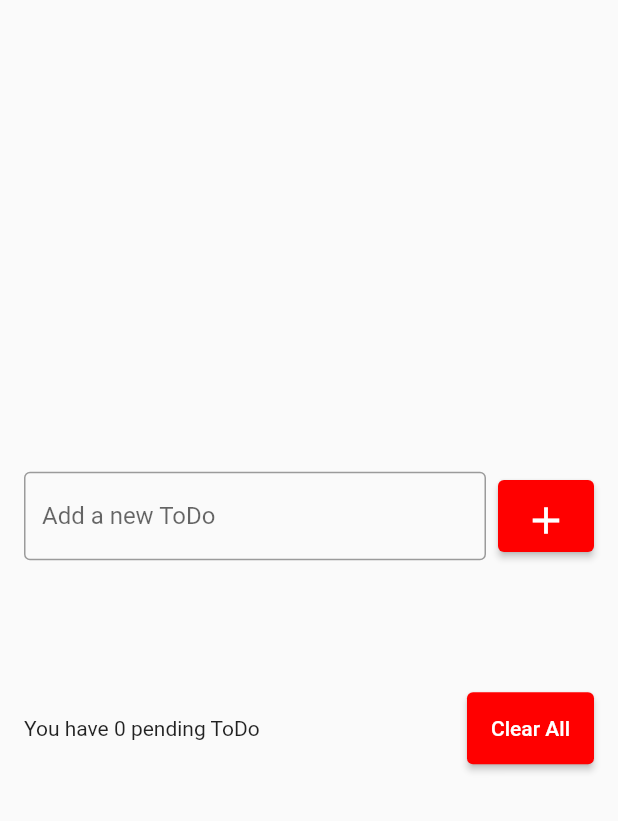
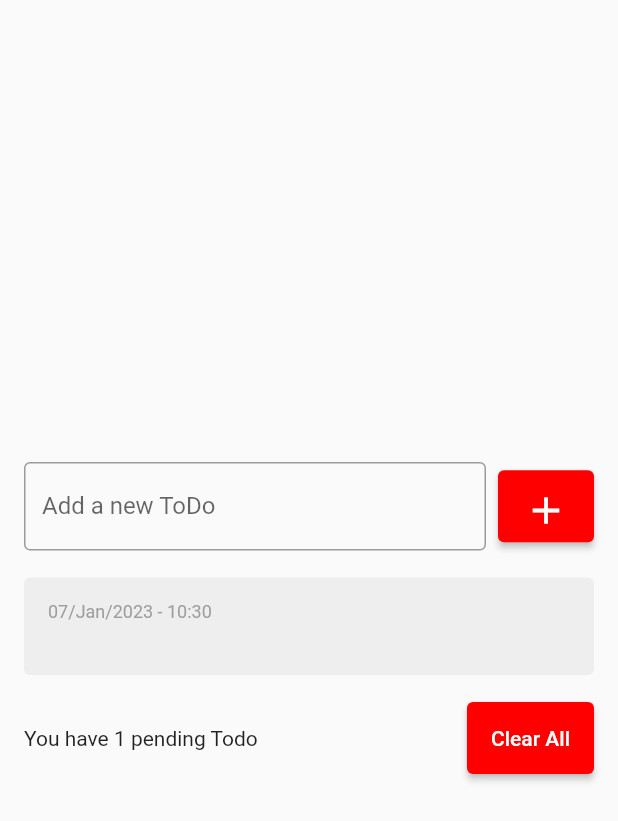
Before and after one commit to felipecastrosales/todo_app, a Flutter app: the screen it shows after launch, after a tap on the "add" icon, on a phone screen of 412 x 824 dp. Shown: the top 821 px of the screen. Run offline on Flutter 3.47's test engine with Material 2 defaults, Android fonts, the phone set to English and light mode, and no system bars; drawn by our look-alikes of flutter_slidable.

Commit message:
chore: update behaviours from todo app with packages and methods

```diff
--- /dev/null
+++ b/lib/models/todo.dart
@@ -0,0 +1,9 @@
+class Todo {
+  Todo({
+    required this.title,
+    required this.date,
+  });
+
+  final String title;
+  final DateTime date;
+}
--- a/lib/pages/todo_list_page.dart
+++ b/lib/pages/todo_list_page.dart
@@ -1,4 +1,6 @@
 import 'package:flutter/material.dart';
+import 'package:todo_app/models/todo.dart';
+import 'package:todo_app/widgets/todo_list_item.dart';
 
 class TodoListPage extends StatefulWidget {
   const TodoListPage({super.key});
@@ -10,14 +12,16 @@ class TodoListPage extends StatefulWidget {
 class _TodoListPageState extends State<TodoListPage> {
   final TextEditingController todoController = TextEditingController();
 
-  final List<String> todos = [];
+  final List<Todo> todos = [];
+  Todo? deletedTodo;
+  int? deletedTodoIndex;
 
   @override
   Widget build(BuildContext context) {
     return Scaffold(
       body: Center(
         child: Padding(
-          padding: const EdgeInsets.symmetric(horizontal: 16),
+          padding: const EdgeInsets.all(16),
           child: Column(
             mainAxisAlignment: MainAxisAlignment.center,
             children: [
@@ -33,7 +37,12 @@ class _TodoListPageState extends State<TodoListPage> {
                       ),
                       onSubmitted: (String text) {
                         setState(() {
-                          todos.add(text);
+                          todos.add(
+                            Todo(
+                              title: text,
+                              date: DateTime.now(),
+                            ),
+                          );
                         });
                         todoController.clear();
                       },
@@ -44,7 +53,12 @@ class _TodoListPageState extends State<TodoListPage> {
                     onPressed: () {
                       String text = todoController.text;
                       setState(() {
-                        todos.add(text);
+                        todos.add(
+                          Todo(
+                            title: text,
+                            date: DateTime.now(),
+                          ),
+                        );
                       });
                       todoController.clear();
                     },
@@ -65,16 +79,12 @@ class _TodoListPageState extends State<TodoListPage> {
                 child: ListView(
                   shrinkWrap: true,
                   children: [
-                    for (String todo in todos)
-                      ListTile(
-                        title: Text(
-                          todo,
-                          style: const TextStyle(
-                            fontSize: 18,
-                            color: Color(0xFF000000),
-                          ),
-                        ),
-                        onTap: () {},
+                    for (Todo todo in todos)
+                      TodoListItem(
+                        todo: todo,
+                        onDelete: (Todo todo) {
+                          onDelete(todo);
+                        },
                       ),
                   ],
                 ),
@@ -82,14 +92,14 @@ class _TodoListPageState extends State<TodoListPage> {
               const SizedBox(height: 16),
               Row(
                 children: [
-                  const Expanded(
+                  Expanded(
                     child: Text(
-                      'You have 0 pending ToDo',
+                      'You have ${todos.length} pending Todo',
                     ),
                   ),
                   const SizedBox(width: 8),
                   ElevatedButton(
-                    onPressed: () {},
+                    onPressed: showDeleteTodosConfirmationDialog,
                     style: ElevatedButton.styleFrom(
                       backgroundColor: const Color(0xFFFF0000),
                       padding: const EdgeInsets.all(16),
@@ -106,4 +116,83 @@ class _TodoListPageState extends State<TodoListPage> {
       ),
     );
   }
+
+  void onDelete(Todo todo) {
+    deletedTodo = todo;
+    deletedTodoIndex = todos.indexOf(todo);
+
+    setState(() {
+      todos.remove(todo);
+    });
+
+    ScaffoldMessenger.of(context).clearSnackBars();
+    ScaffoldMessenger.of(context).showSnackBar(
+      SnackBar(
+        duration: const Duration(seconds: 4),
+        backgroundColor: Colors.white,
+        content: Text(
+          "ToDo '${todo.title}' deleted",
+          style: TextStyle(
+            color: Colors.grey[800],
+          ),
+        ),
+        action: SnackBarAction(
+          label: 'Undo',
+          textColor: const Color(0xFFFF0000),
+          onPressed: () {
+            todos.insert(
+              deletedTodoIndex as int,
+              deletedTodo as Todo,
+            );
+          },
+        ),
+      ),
+    );
+  }
+
+  void showDeleteTodosConfirmationDialog() {
+    showDialog(
+      context: context,
+      builder: (BuildContext context) {
+        return AlertDialog(
+          title: const Text('Clear All'),
+          content: const Text('Are you sure you want to clear all ToDos?'),
+          actions: [
+            TextButton(
+              style: TextButton.styleFrom(
+                foregroundColor: Colors.grey[800],
+              ),
+              onPressed: () {
+                Navigator.of(context).pop();
+              },
+              child: const Text(
+                'Cancel',
+                style: TextStyle(
+                  color: Colors.blue,
+                ),
+              ),
+            ),
+            TextButton(
+              onPressed: () {
+                Navigator.of(context).pop();
+                deleteAllTodos();
+              },
+              child: const Text(
+                'Clear',
+                style: TextStyle(
+                  color: Colors.red,
+                ),
+              ),
+            ),
+          ],
+        );
+      },
+    );
+  }
+
+  void deleteAllTodos() {
+    setState(() {
+      todos.clear();
+    });
+  }
 }
--- /dev/null
+++ b/lib/widgets/todo_list_item.dart
@@ -0,0 +1,74 @@
+import 'package:flutter/material.dart';
+import 'package:flutter_slidable/flutter_slidable.dart';
+import 'package:intl/intl.dart';
+
+import 'package:todo_app/models/todo.dart';
+
+class TodoListItem extends StatelessWidget {
+  const TodoListItem({
+    super.key,
+    required this.todo,
+    required this.onDelete,
+  });
+
+  final Todo todo;
+  final Function(Todo) onDelete;
+
+  @override
+  Widget build(BuildContext context) {
+    return Padding(
+      padding: const EdgeInsets.symmetric(vertical: 2),
+      child: Slidable(
+        endActionPane: ActionPane(
+          motion: const ScrollMotion(),
+          children: [
+            SlidableAction(
+              icon: Icons.delete,
+              label: 'Delete',
+              backgroundColor: Colors.red,
+              foregroundColor: Colors.white,
+              onPressed: (context) {
+                onDelete(todo);
+              },
+            ),
+            SlidableAction(
+              icon: Icons.edit,
+              label: 'Edit',
+              backgroundColor: Colors.blue,
+              foregroundColor: Colors.white,
+              onPressed: (context) {
+                onDelete(todo);
+              },
+            ),
+          ],
+        ),
+        child: Container(
+          padding: const EdgeInsets.all(16),
+          decoration: BoxDecoration(
+            color: Colors.grey[200],
+            borderRadius: BorderRadius.circular(4),
+          ),
+          child: Column(
+            crossAxisAlignment: CrossAxisAlignment.stretch,
+            children: [
+              Text(
+                DateFormat('dd/MMM/yyyy - HH:mm').format(todo.date),
+                style: const TextStyle(
+                  fontSize: 12,
+                  color: Colors.grey,
+                ),
+              ),
+              Text(
+                todo.title,
+                style: const TextStyle(
+                  fontSize: 16,
+                  fontWeight: FontWeight.bold,
+                ),
+              ),
+            ],
+          ),
+        ),
+      ),
+    );
+  }
+}
--- a/pubspec.yaml
+++ b/pubspec.yaml
@@ -10,6 +10,8 @@ dependencies:
   cupertino_icons: ^1.0.2
   flutter:
     sdk: flutter
+  flutter_slidable: ^2.0.0
+  intl: ^0.18.0
 
 dev_dependencies:
   flutter_lints: ^2.0.0
```
Also changed, not shown: pubspec.lock.
